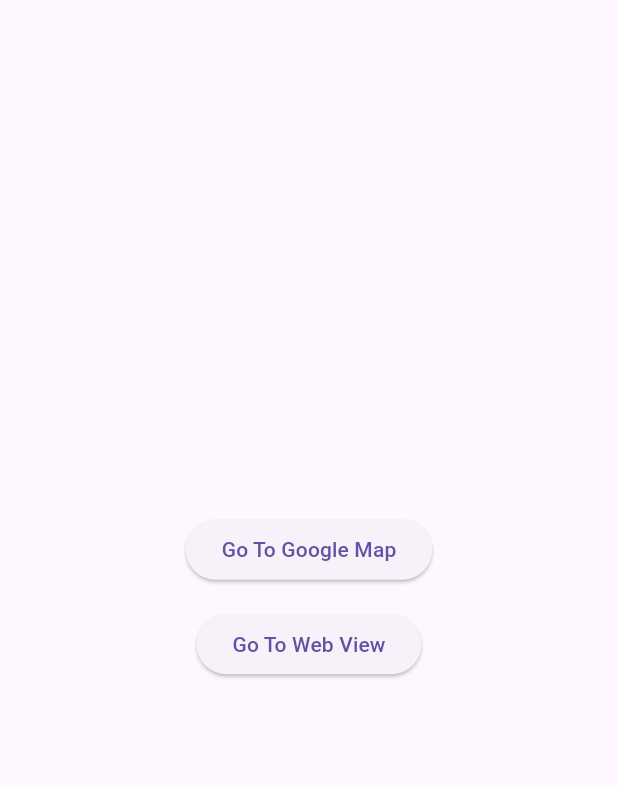
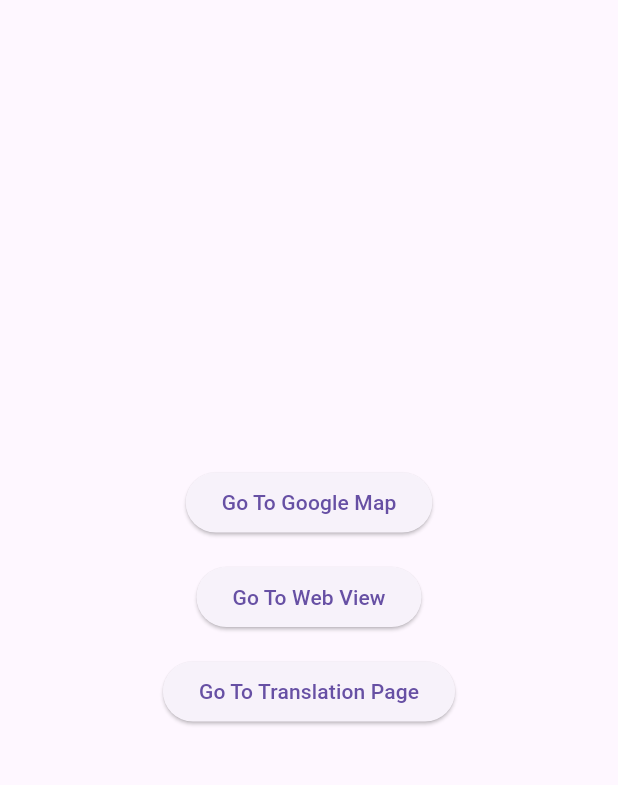
Before and after one commit to H-M-Sufyan/multi_feature, a Flutter app: the screen it shows after launch, on a phone screen of 412 x 824 dp, the part 63-848 px from its top. Run offline on Flutter 3.47's test engine with Material 3 defaults, Android fonts, the phone set to English and light mode, and no system bars; our stand-ins replace geolocator, get, google_maps_flutter, local_auth, webview_flutter.

Commit message:
translation Done

```diff
--- /dev/null
+++ b/lib/controller/language_controller.dart
@@ -0,0 +1,15 @@
+import 'package:get/get.dart';
+
+class Languages extends Translations {
+  @override
+  Map<String, Map<String, String>> get keys => {
+    'en_US': {
+      'message1':
+          'As I walked through the crowded market, I couldn’t help but notice how every small sound — the chatter of people, the clinking of metal carts, and the distant laughter of children',
+    },
+    'ur_PK': {
+      'message1':
+          'جب میں ہجوم والے بازار سے گزر رہا تھا، میں مدد نہیں کر سکا لیکن ہر چھوٹی سی آواز - لوگوں کی چہچہاہٹ، دھاتی گاڑیوں کی ٹہلنا اور بچوں کی دور دراز کی ہنسی',
+    },
+  };
+}
--- a/lib/main.dart
+++ b/lib/main.dart
@@ -2,9 +2,8 @@
 import 'package:get/get.dart';
 import 'package:multi_feature/controller/Themecontroller.dart';
 import 'package:multi_feature/controller/auth_controller.dart';
+import 'package:multi_feature/controller/language_controller.dart';
 import 'package:multi_feature/screens/home.dart';
-import 'package:multi_feature/screens/lock_screen.dart';
-import 'package:multi_feature/screens/webview_screen.dart';
 
 void main() {
   runApp(MyApp());
@@ -22,6 +21,9 @@
     return Obx(() {
       return GetMaterialApp(
         title: 'Multi-Feature',
+        translations: Languages(),
+      locale: Locale('en', 'US'),
+      fallbackLocale: Locale('en', 'US'),
         debugShowCheckedModeBanner: false,
         themeMode: !_themeController.isDark.value
             ? ThemeMode.light
--- a/lib/screens/home.dart
+++ b/lib/screens/home.dart
@@ -1,6 +1,7 @@
 import 'package:flutter/material.dart';
 import 'package:get/get.dart';
 import 'package:multi_feature/screens/map_screen.dart';
+import 'package:multi_feature/screens/translation.dart';
 import 'package:multi_feature/screens/webview_screen.dart';
 import '../controller/Themecontroller.dart';
 
@@ -94,6 +95,13 @@
               },
               child: Text("Go To Web View"),
             ),
+            SizedBox(height: 15,),
+            ElevatedButton(
+              onPressed: () {
+                Get.to(TanslationScreen());
+              },
+              child: Text("Go To Translation Page"),
+            ),
           ],
         ),
       ),
```
Also changed, not shown: lib/screens/translation.dart (added, +41 -0 lines).
